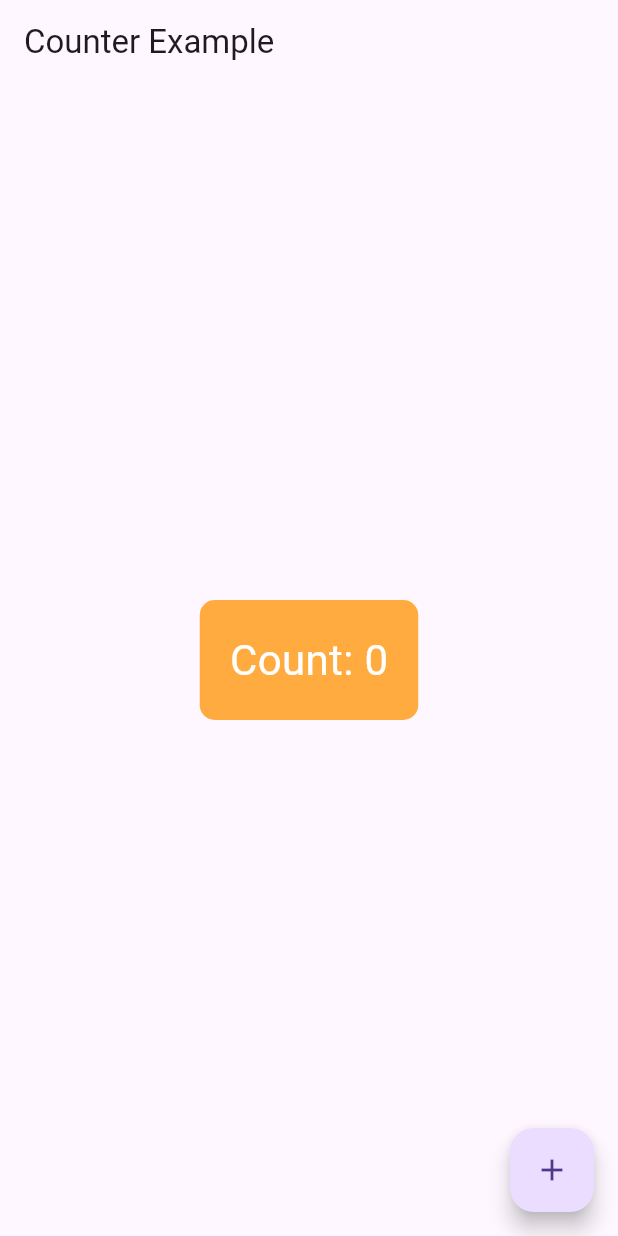
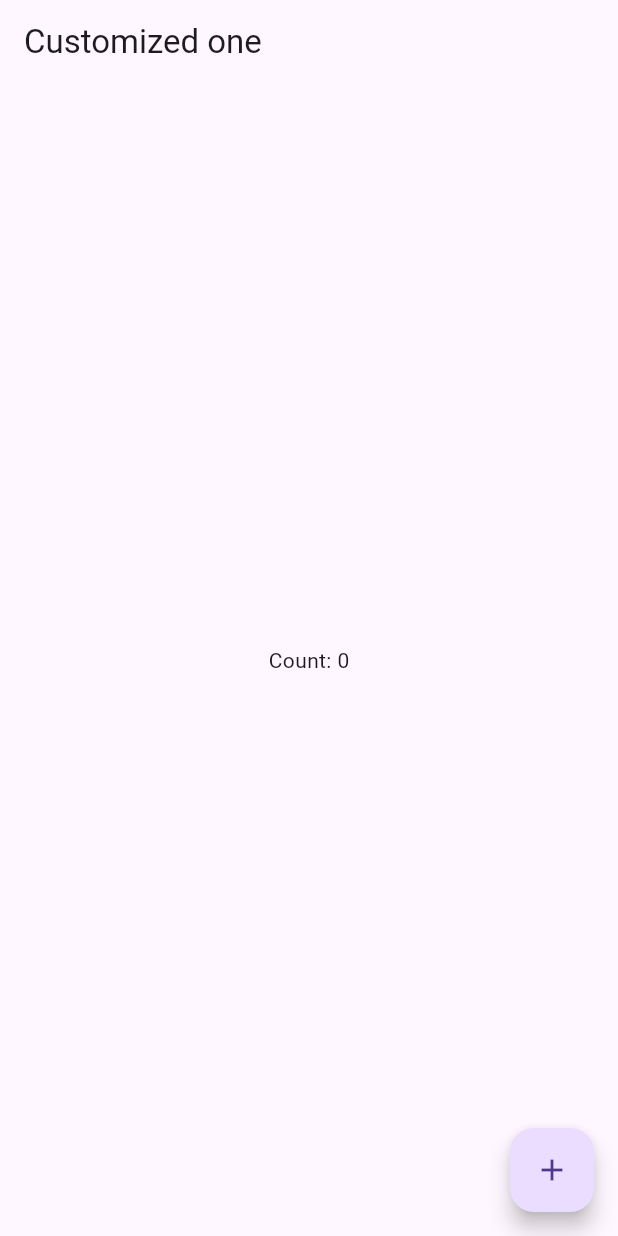
Before and after one commit to shokhrukhorolov/practice_ui, a Flutter app: the screen it shows after launch, on a phone screen of 412 x 824 dp. Run offline on Flutter 3.47's test engine with Material 3 defaults, Android fonts, the phone set to English and light mode, and no system bars.

Commit message:
27.09 States + new counter

```diff
--- a/lib/flutter_practice_log/practice_5_28_09.dart
+++ b/lib/flutter_practice_log/practice_5_28_09.dart
@@ -8,6 +8,39 @@ class CounterScreen extends StatefulWidget {
 }
 
 class _CounterScreenState extends State<CounterScreen> {
+  // int counter = 0;
+  //
+  // void increment() {
+  //   setState(() {
+  //     counter++;
+  //   });
+  // }
+
+//   @override
+//   Widget build(BuildContext context) {
+//     return Scaffold(
+//       appBar: AppBar(title: Text("Counter Example")),
+//       body: Center(
+//         child: Container(
+//           padding: EdgeInsets.all(20),
+//           decoration: BoxDecoration(
+//             color: Colors.orangeAccent,
+//             borderRadius: BorderRadius.circular(10),
+//           ),
+//           child: Text(
+//             "Count: $counter",
+//             style: TextStyle(fontSize: 28, color: Colors.white),
+//           ),
+//         ),
+//       ),
+//       floatingActionButton: FloatingActionButton(
+//         onPressed: increment,
+//         child: Icon(Icons.add),
+//       ),
+//     );
+//   }
+// }
+
   int counter = 0;
 
   void increment() {
@@ -17,27 +50,14 @@ class _CounterScreenState extends State<CounterScreen> {
   }
 
   @override
-  Widget build(BuildContext context) {
+  Widget build(BuildContext contex) {
     return Scaffold(
-      appBar: AppBar(title: Text("Counter Example")),
-      body: Center(
-        child: Container(
-          padding: EdgeInsets.all(20),
-          decoration: BoxDecoration(
-            color: Colors.orangeAccent,
-            borderRadius: BorderRadius.circular(10),
-          ),
-          child: Text(
-            "Count: $counter",
-            style: TextStyle(fontSize: 28, color: Colors.white),
-          ),
-        ),
+      appBar: AppBar(title: Text('Customized one'),),
+      body: Center(child: Container(
+
+        child: Text('Count: $counter'),),
       ),
-      floatingActionButton: FloatingActionButton(
-        onPressed: increment,
-        child: Icon(Icons.add),
-      ),
+      floatingActionButton: FloatingActionButton(onPressed: increment, child: Icon(Icons.add),),
     );
   }
 }
-}
```
